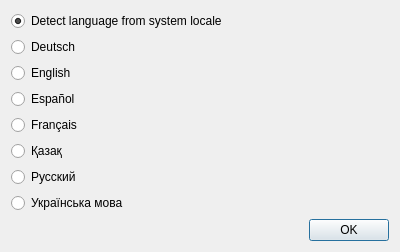
dimkanovikov/KITScenarist, file src/bin/scenarist-desktop/UserInterfaceLayer/Settings/LanguageDialog.ui: the form before one commit.
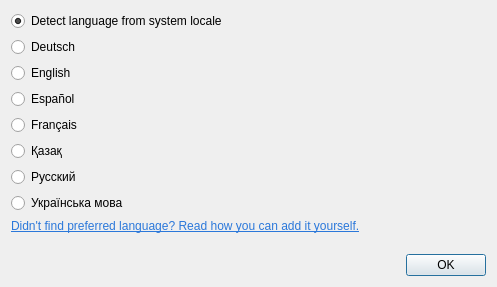
The form after the commit.

Commit message: Added link to how to add new apllication translation refs #21

The edit to the form file:
```diff
--- a/src/bin/scenarist-desktop/UserInterfaceLayer/Settings/LanguageDialog.ui
+++ b/src/bin/scenarist-desktop/UserInterfaceLayer/Settings/LanguageDialog.ui
@@ -6,8 +6,8 @@
    <rect>
     <x>0</x>
     <y>0</y>
-    <width>400</width>
-    <height>235</height>
+    <width>497</width>
+    <height>287</height>
    </rect>
   </property>
   <property name="minimumSize">
@@ -20,51 +20,55 @@
    <string>Choose application language</string>
   </property>
   <layout class="QGridLayout" name="gridLayout">
-   <item row="6" column="0">
-    <widget class="QRadioButton" name="kazakh">
-     <property name="text">
-      <string>Қазақ</string>
-     </property>
-    </widget>
-   </item>
-   <item row="3" column="0">
-    <widget class="QRadioButton" name="english">
-     <property name="text">
-      <string>English</string>
-     </property>
-     <property name="checked">
-      <bool>false</bool>
-     </property>
-    </widget>
-   </item>
    <item row="10" column="0">
-    <widget class="QDialogButtonBox" name="buttons">
-     <property name="standardButtons">
-      <set>QDialogButtonBox::Ok</set>
+    <layout class="QHBoxLayout" name="horizontalLayout">
+     <item>
+      <widget class="QDialogButtonBox" name="buttons">
+       <property name="standardButtons">
+        <set>QDialogButtonBox::Ok</set>
+       </property>
+      </widget>
+     </item>
+    </layout>
+   </item>
+   <item row="7" column="0">
+    <widget class="QRadioButton" name="ukrainian">
+     <property name="text">
+      <string>Українська мова</string>
      </property>
     </widget>
    </item>
    <item row="5" column="0">
+    <widget class="QRadioButton" name="kazakh">
+     <property name="text">
+      <string>Қазақ</string>
+     </property>
+    </widget>
+   </item>
+   <item row="6" column="0">
+    <widget class="QRadioButton" name="russian">
+     <property name="text">
+      <string>Русский</string>
+     </property>
+     <property name="checked">
+      <bool>false</bool>
+     </property>
+    </widget>
+   </item>
+   <item row="4" column="0">
     <widget class="QRadioButton" name="french">
      <property name="text">
       <string>Français</string>
      </property>
     </widget>
    </item>
-   <item row="4" column="0">
+   <item row="3" column="0">
     <widget class="QRadioButton" name="spanish">
      <property name="text">
       <string>Español</string>
      </property>
     </widget>
    </item>
-   <item row="1" column="0">
-    <widget class="QRadioButton" name="german">
-     <property name="text">
-      <string>Deutsch</string>
-     </property>
-    </widget>
-   </item>
    <item row="0" column="0">
     <widget class="QRadioButton" name="system">
      <property name="text">
@@ -75,20 +79,43 @@
      </property>
     </widget>
    </item>
+   <item row="2" column="0">
+    <widget class="QRadioButton" name="english">
+     <property name="text">
+      <string>English</string>
+     </property>
+     <property name="checked">
+      <bool>false</bool>
+     </property>
+    </widget>
+   </item>
+   <item row="1" column="0">
+    <widget class="QRadioButton" name="german">
+     <property name="text">
+      <string>Deutsch</string>
+     </property>
+    </widget>
+   </item>
+   <item row="9" column="0">
+    <spacer name="verticalSpacer">
+     <property name="orientation">
+      <enum>Qt::Vertical</enum>
+     </property>
+     <property name="sizeHint" stdset="0">
+      <size>
+       <width>20</width>
+       <height>40</height>
+      </size>
+     </property>
+    </spacer>
+   </item>
    <item row="8" column="0">
-    <widget class="QRadioButton" name="ukrainian">
+    <widget class="QLabel" name="label">
      <property name="text">
-      <string>Українська мова</string>
+      <string>&lt;a href=&quot;https://github.com/dimkanovikov/KITScenarist/wiki/How-to-add-the-translation-of-KIT-Scenarist-to-your-native-language-or-improve-one-of-existing%3F&quot; style=&quot;color:#2b78da;&quot;&gt;Didn't find preferred language? Read how you can add it yourself.&lt;/a&gt;</string>
      </property>
-    </widget>
-   </item>
-   <item row="7" column="0">
-    <widget class="QRadioButton" name="russian">
-     <property name="text">
-      <string>Русский</string>
-     </property>
-     <property name="checked">
-      <bool>false</bool>
+     <property name="openExternalLinks">
+      <bool>true</bool>
      </property>
     </widget>
    </item>
```
The commit also changes 4 other files.
